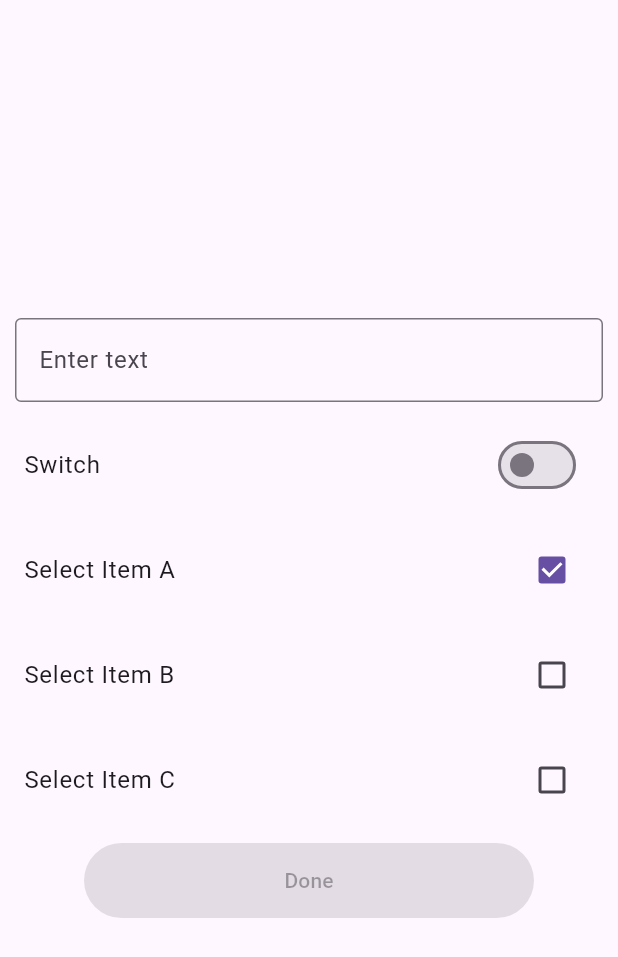
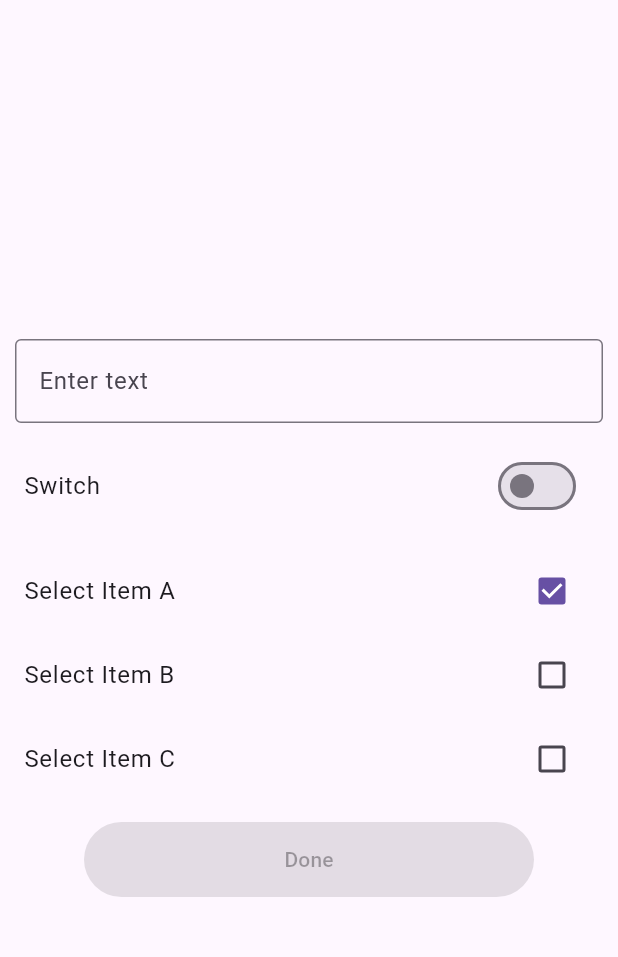
Before and after one commit to HaruhikoMotokawa/custom_hook_sample, a Flutter app: the BlueModal widget shown alone on an empty page, opened directly, after a tap on "Select Item A", on a phone screen of 412 x 824 dp. Shown: the top 957 px of the screen. Run offline on Flutter 3.47's test engine with Material 3 defaults, Android fonts, the phone set to English and light mode, and no system bars; our stand-ins replace flutter_hooks, freezed_annotation, hooks_riverpod, riverpod_annotation; generated files the repository leaves out were written again.

Commit message:
BlueModalのチェックボックスを動的に生成し、選択項目の管理機能を改善

```diff
--- a/lib/presentations/screen/home/components/blue/modal.dart
+++ b/lib/presentations/screen/home/components/blue/modal.dart
@@ -56,20 +56,14 @@ class BlueModal extends HookConsumerWidget {
             title: const Text('Switch'),
             onChanged: (_) => viewModel.setSwitch(),
           ),
-          CheckboxListTile(
-            value: state.selectedItems.contains(_itemIds[0]),
-            title: const Text('Select Item A'),
-            onChanged: (_) => viewModel.setSelectedItems(_itemIds[0]),
-          ),
-          CheckboxListTile(
-            value: state.selectedItems.contains(_itemIds[1]),
-            title: const Text('Select Item B'),
-            onChanged: (_) => viewModel.setSelectedItems(_itemIds[1]),
-          ),
-          CheckboxListTile(
-            value: state.selectedItems.contains(_itemIds[2]),
-            title: const Text('Select Item C'),
-            onChanged: (_) => viewModel.setSelectedItems(_itemIds[2]),
+          Column(
+            children: _itemIds.map((id) {
+              return CheckboxListTile(
+                value: state.selectedItems.contains(id),
+                title: Text('Select Item $id'),
+                onChanged: (_) => viewModel.selectItem(id),
+              );
+            }).toList(),
           ),
           SizedBox(
             width: 300,
--- a/lib/presentations/screen/home/components/blue/view_model.dart
+++ b/lib/presentations/screen/home/components/blue/view_model.dart
@@ -14,6 +14,7 @@ class BlueModalState with _$BlueModalState {
     @Default({}) Set<String> selectedItems,
   }) = _BlueModalState;
 
+  // getterを追加するために必要
   const BlueModalState._();
 
   // 全ての値がからではない時にdoneを押せるようにする
@@ -25,11 +26,12 @@ class BlueModalState with _$BlueModalState {
 class BlueModalViewModel extends _$BlueModalViewModel {
   @override
   BlueModalState build() {
+    // 背景色の変更を監視
     final subscription = ref.listen(backgroundColorProvider, (_, __) {
       // 初期値に戻す
       state = const BlueModalState();
     });
-
+    // 自身が破棄された時に、subscriptionをcloseする
     ref.onDispose(subscription.close);
     return const BlueModalState();
   }
@@ -38,25 +40,26 @@ class BlueModalViewModel extends _$BlueModalViewModel {
     state = state.copyWith(inputText: text);
   }
 
+  /// isSwitchOnの入力
   void setSwitch() {
     state = state.copyWith(isSwitchOn: !state.isSwitchOn);
   }
 
-  void setSelectedItems(String itemId) {
+  /// itemを選択する
+  void selectItem(String itemId) {
     final isSelected = state.selectedItems.contains(itemId);
-    final updateItems = <String>{};
+
+    final updateItems = <String>{}..addAll(state.selectedItems);
     if (isSelected) {
-      updateItems
-        ..addAll(state.selectedItems)
-        ..remove(itemId);
+      updateItems.remove(itemId);
     } else {
-      updateItems
-        ..addAll(state.selectedItems)
-        ..add(itemId);
+      updateItems.add(itemId);
     }
+
     state = state.copyWith(selectedItems: updateItems);
   }
 
+  /// modalの結果を取得
   BlueModalResult getResult() => (
         inputText: state.inputText,
         isSwitchOn: state.isSwitchOn,
```
